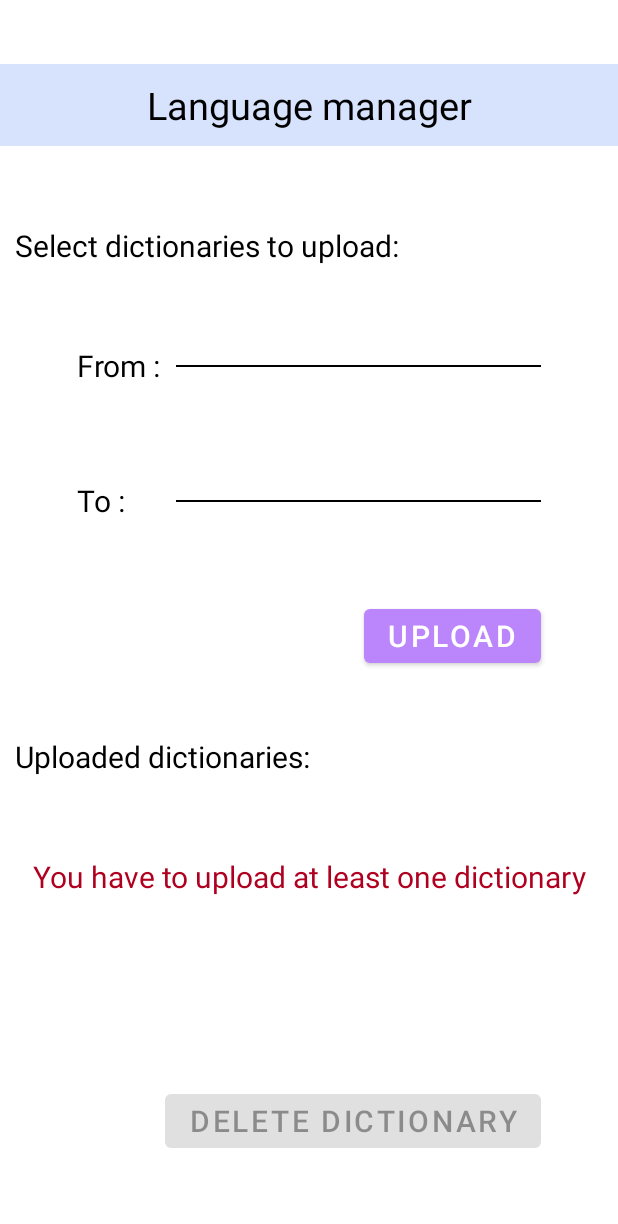
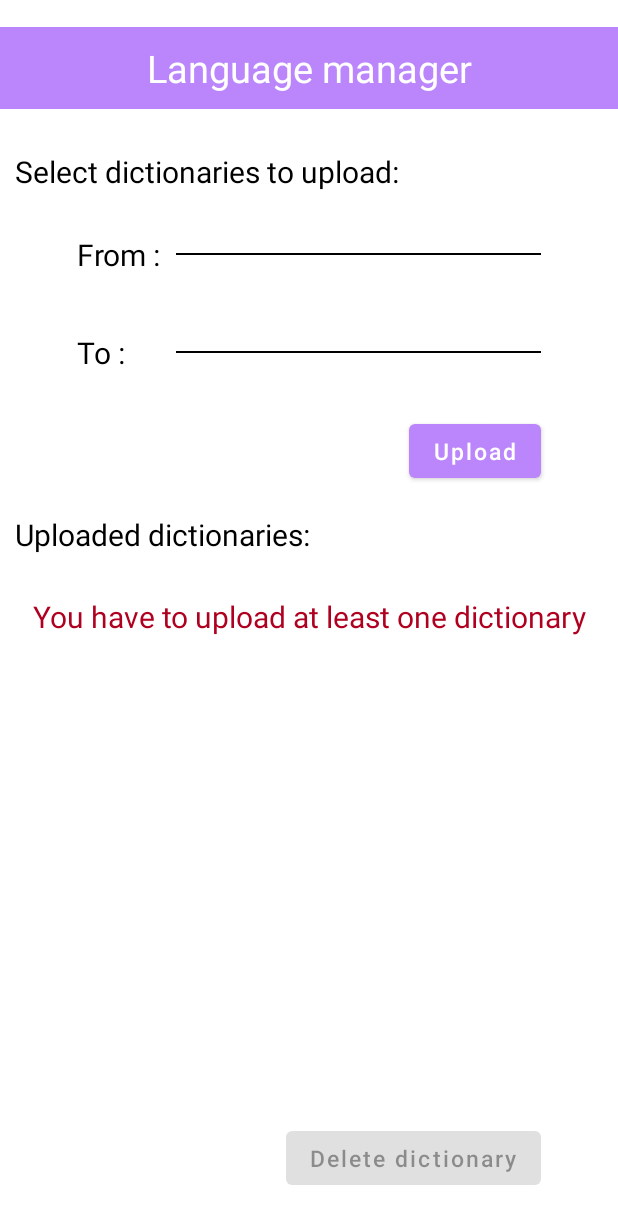
Before and after one commit to laskapi/WordsInWeb, an Android app: the layout dictionary_dialog.xml on its own in the app's theme, with its tools: preview values and no code run, on a phone screen of 412 x 824 dp. Shown: the top 1224 px of the screen. Run offline under Robolectric (Android 15) with nearby library versions, the phone set to English and light mode, and no system bars.

Commit message:
dictionary manager moved to view model. UI - corrected. Fully working.

```diff
--- a/app/build.gradle
+++ b/app/build.gradle
@@ -13,7 +13,7 @@ android {
 
     defaultConfig {
         applicationId "com.gmail.in2horizon.wordsinweb"
-        minSdk 24
+        minSdk 26
         targetSdk 32
         versionCode 1
         versionName "1.0"
--- a/app/src/main/java/com/gmail/in2horizon/wordsinweb/ui/GravitatedSpinnerAdapter.java
+++ b/app/src/main/java/com/gmail/in2horizon/wordsinweb/ui/GravitatedSpinnerAdapter.java
@@ -38,6 +38,7 @@ public class GravitatedSpinnerAdapter<T> extends ArrayAdapter<T>  {
         view.setTextAlignment(View.TEXT_ALIGNMENT_CENTER);
         TextView textView = (TextView)view.findViewById(android.R.id.text1);
         textView.setPadding(5, 5, 5, 5);
+
         textView.setGravity(Gravity.CENTER);
         return view;
     }
--- a/app/src/main/res/layout/dictionary_dialog.xml
+++ b/app/src/main/res/layout/dictionary_dialog.xml
@@ -33,7 +33,8 @@
         android:layout_width="0dp"
         android:layout_height="wrap_content"
         android:layout_marginBottom="@dimen/default_padding"
-        android:background="@color/background_dark"
+        android:background="@color/purple_200"
+        android:textColor="@color/white"
         android:gravity="center"
         android:paddingVertical="@dimen/default_padding"
         android:text="@string/language_manager"
@@ -115,6 +116,7 @@
         android:layout_width="wrap_content"
         android:layout_height="wrap_content"
         android:layout_marginHorizontal="@dimen/default_padding"
+        android:theme="@style/Theme.WordsInWeb"
         android:text="@string/upload_dict_btt"
         app:layout_constraintBottom_toTopOf="@id/uploaded_dictionaries"
         app:layout_constraintEnd_toEndOf="@id/guideline_right"
@@ -152,9 +154,10 @@
     <androidx.recyclerview.widget.RecyclerView
         android:id="@+id/uploaded_dictionaries_recycler"
         android:layout_width="wrap_content"
-        android:layout_height="wrap_content"
+        android:layout_height="0dp"
         android:layout_margin="@dimen/default_padding"
         android:scrollbars="vertical"
+        app:layout_constraintHeight_percent="0.3"
         app:layoutManager="LinearLayoutManager"
         app:layout_constraintBottom_toTopOf="@id/delete_dict_btt"
         app:layout_constraintEnd_toEndOf="parent"
@@ -168,6 +171,7 @@
         android:layout_margin="@dimen/default_padding"
         android:enabled="false"
         android:text="@string/delete_dict_btt"
+        android:textSize="@dimen/secondary_text_size"
         app:layout_constraintBottom_toBottomOf="parent"
         app:layout_constraintEnd_toEndOf="@id/guideline_right"
         app:layout_constraintHorizontal_bias="1.0"
--- a/app/src/main/res/menu/menu.xml
+++ b/app/src/main/res/menu/menu.xml
@@ -13,10 +13,9 @@
         app:showAsAction="never" />
     <item
         android:id="@+id/dictionaries_spinner"
-
         android:layout_width="wrap_content"
         android:layout_height="wrap_content"
-        android:layout_weight="0"
+        android:layout_weight="1"
         android:spinnerMode="dropdown"
         android:textColor="@color/black"
         android:title="@string/dictionaries_spinner"
--- a/app/src/main/res/values/dimens.xml
+++ b/app/src/main/res/values/dimens.xml
@@ -3,4 +3,5 @@
     <dimen name="primary_text_size">20sp</dimen>
     <dimen name="title_text_size">25sp</dimen>
     <dimen name="default_padding">10dp</dimen>
+    <dimen name="secondary_text_size">15sp</dimen>
 </resources>
--- a/app/src/main/res/values/donottranslate.xml
+++ b/app/src/main/res/values/donottranslate.xml
@@ -1,3 +1,5 @@
 <resources>
-    <string name="app_name" translatable="false">WordsInWeb</string>
+    <string name="app_name" translatable="false">Wiw</string>
+    <string name="dictionaries_spinner" >dictionaries_Spinner</string>
+
 </resources>
--- a/app/src/main/res/values/strings.xml
+++ b/app/src/main/res/values/strings.xml
@@ -16,6 +16,5 @@
     <string name="you_have_to_upload">You have to upload at least one dictionary</string>
     <string name="uploaded_dictionaries">Uploaded dictionaries:</string>
     <string name="close">Close</string>
-    <string name="dictionaries_spinner">dictionaries_Spinner</string>
 
 </resources>
--- a/app/src/main/res/values/themes.xml
+++ b/app/src/main/res/values/themes.xml
@@ -16,23 +16,30 @@
         <item name="android:textColor">@color/black</item>
         <item name="android:textSize">@dimen/primary_text_size</item>
 
+            <!--Spinner style-->
         <item name="android:spinnerItemStyle">@style/spinnerItem</item>
         <item name="android:spinnerDropDownItemStyle">@style/spinnerDropdown</item>
-        </style>
+        <!--Button style-->
+        <item name="materialButtonStyle">@style/button</item>
+    </style>
 
     <style name="spinnerItem">
-        <item name="backgroundColor">@color/white</item>
-
+        <item name="android:textColor">@color/white</item>
+        <item name="android:textSize">@dimen/secondary_text_size</item>
+        <item name="textStartPadding">@dimen/default_padding</item>
     </style>
 
     <style name="spinnerDropdown">
-        <item name="android:popupBackground">@color/white</item>
-        <item name="backgroundColor">@color/white</item>
+        <item name="android:background">@color/white</item>
+        <item name="android:textColor">@color/black</item>
+        <item name="android:textSize">@dimen/secondary_text_size</item>
+        <item name="textStartPadding">@dimen/default_padding</item>
     </style>
 
-    <style name="spinner" parent="Widget.AppCompat.Spinner">
+    <style name="button" parent="Widget.MaterialComponents.Button">
+        <item name="android:textSize">@dimen/secondary_text_size</item>
+        <item name="textAllCaps">false</item>
+    </style>
 
-        <item name="android:color">@color/white</item>
 
-    </style>
 </resources>
```
Also changed, not shown: app/src/main/AndroidManifest.xml (+8 -2 lines), app/src/main/java/com/gmail/in2horizon/wordsinweb/MainActivity.java (+50 -40 lines), app/src/main/java/com/gmail/in2horizon/wordsinweb/ui/DictionaryDialog.java (+23 -0 lines), app/src/main/java/com/gmail/in2horizon/wordsinweb/ui/MyProgressBar.java (+5 -2 lines), app/src/main/res/drawable/background.xml (+2 -5 lines).
